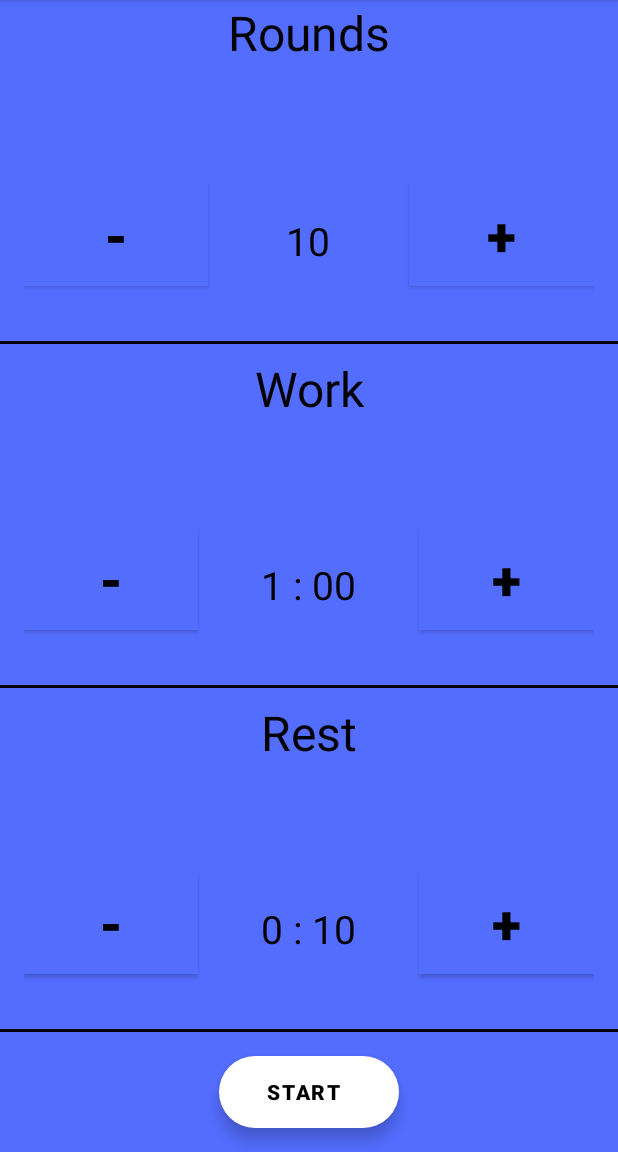
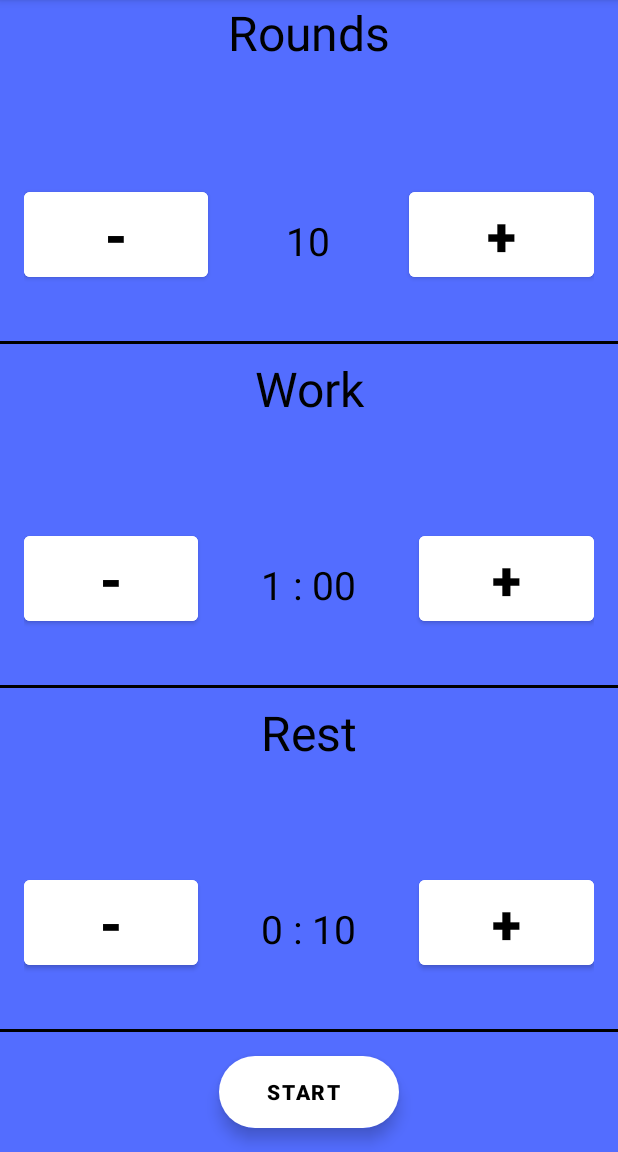
Before and after one commit to dnagelCS/Workout_Timer, an Android app: the screen it shows after launch (MainActivity), on a phone screen of 412 x 824 dp, the part 84-1236 px from its top. Run offline under Robolectric (Android 15) with nearby library versions, the phone set to English and light mode, and no system bars.

Commit message:
changed button color to white

```diff
--- a/app/src/main/res/layout/content_main.xml
+++ b/app/src/main/res/layout/content_main.xml
@@ -54,7 +54,7 @@
                         android:layout_width="wrap_content"
                         android:layout_height="wrap_content"
                         android:layout_weight="1"
-                        android:background="@color/backgroundColor"
+                        android:backgroundTint="@color/backgroundColor"
                         android:onClick="decrementRounds"
                         android:text="@string/sign_minus"
                         android:textSize="36sp"
@@ -76,7 +76,7 @@
                         android:layout_width="wrap_content"
                         android:layout_height="wrap_content"
                         android:layout_weight="1"
-                        android:background="@color/backgroundColor"
+                        android:backgroundTint="@color/backgroundColor"
                         android:onClick="incrementRounds"
                         android:text="@string/sign_plus"
                         android:textSize="36sp"
@@ -127,7 +127,7 @@
                         android:layout_width="wrap_content"
                         android:layout_height="wrap_content"
                         android:layout_weight="1"
-                        android:background="@color/backgroundColor"
+                        android:backgroundTint="@color/backgroundColor"
                         android:onClick="decrementWork"
                         android:text="@string/sign_minus"
                         android:textSize="36sp"
@@ -149,7 +149,7 @@
                         android:layout_width="wrap_content"
                         android:layout_height="wrap_content"
                         android:layout_weight="1"
-                        android:background="@color/backgroundColor"
+                        android:backgroundTint="@color/backgroundColor"
                         android:onClick="incrementWork"
                         android:text="@string/sign_plus"
                         android:textSize="36sp"
@@ -200,7 +200,7 @@
                         android:layout_width="wrap_content"
                         android:layout_height="wrap_content"
                         android:layout_weight="1"
-                        android:background="@color/backgroundColor"
+                        android:backgroundTint="@color/backgroundColor"
                         android:onClick="decrementRest"
                         android:text="@string/sign_minus"
                         android:textSize="36sp"
@@ -223,7 +223,7 @@
                         android:layout_width="wrap_content"
                         android:layout_height="wrap_content"
                         android:layout_weight="1"
-                        android:background="@color/backgroundColor"
+                        android:backgroundTint="@color/backgroundColor"
                         android:onClick="incrementRest"
                         android:text="@string/sign_plus"
                         android:textSize="36sp"
```
